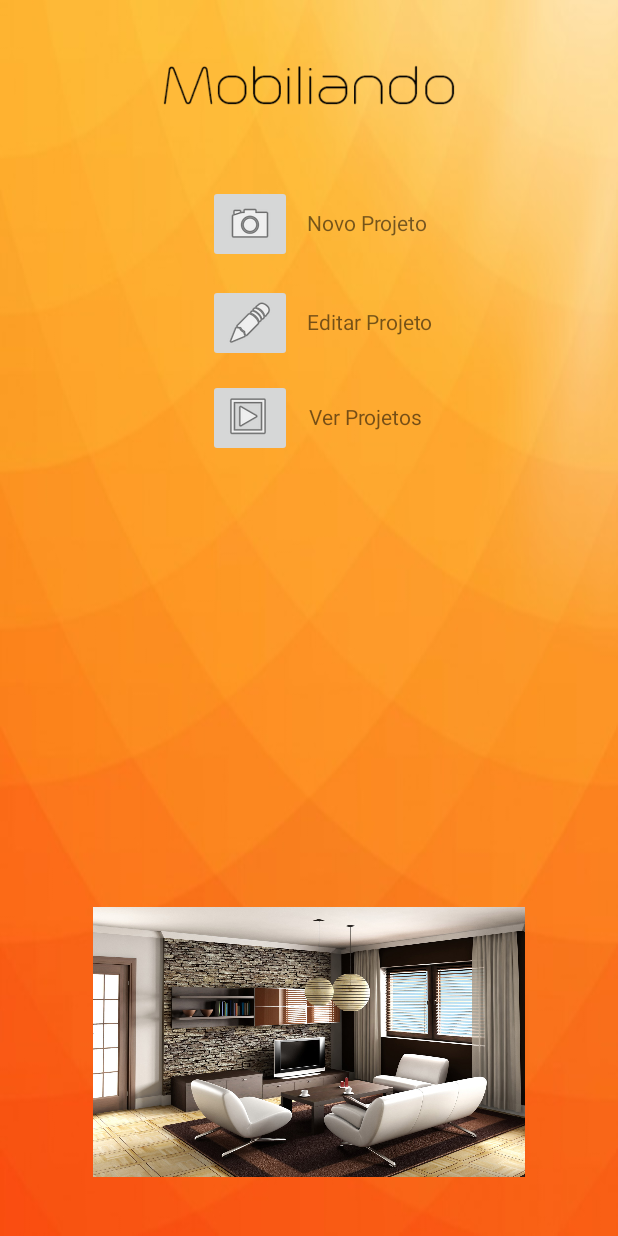
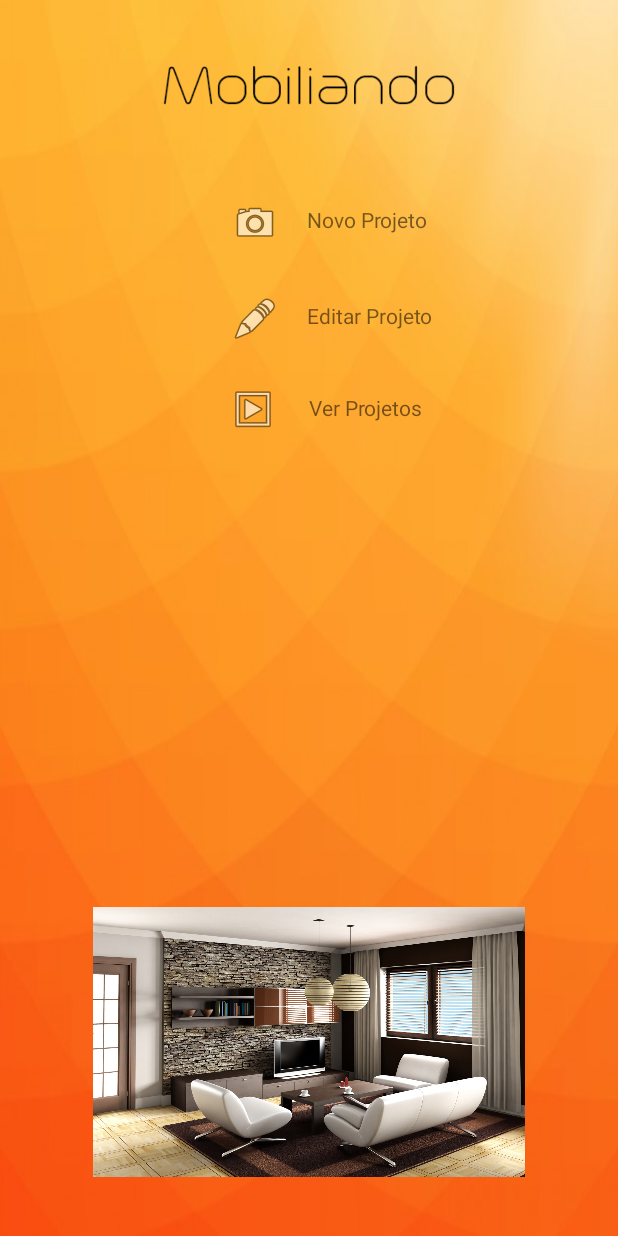
Before and after one commit to lfweigel/app_embarcados, an Android app: the screen it shows after launch (MainMenuActivity), on a phone screen of 412 x 824 dp. Run offline under Robolectric (Android 15) with nearby library versions, the phone set to English and light mode, and no system bars.

Commit message:
mainmenu layout

```diff
--- a/app/src/main/res/layout/activity_mainmenu.xml
+++ b/app/src/main/res/layout/activity_mainmenu.xml
@@ -59,29 +59,31 @@
         android:layout_marginBottom="17dp" />
 
     <ImageButton
-        android:layout_width="wrap_content"
-        android:layout_height="wrap_content"
+        android:layout_width="50dp"
+        android:layout_height="50dp"
         app:srcCompat="@android:drawable/ic_menu_edit"
         android:id="@+id/editButton"
         android:onClick="editProject"
         android:layout_marginTop="14dp"
         android:layout_below="@+id/cameraButton"
         android:layout_alignLeft="@+id/cameraButton"
-        android:layout_alignStart="@+id/cameraButton" />
+        android:layout_alignStart="@+id/cameraButton"
+        android:background="@null"/>
 
     <ImageButton
-        android:layout_width="wrap_content"
-        android:layout_height="wrap_content"
+        android:layout_width="50dp"
+        android:layout_height="50dp"
         app:srcCompat="@android:drawable/ic_menu_slideshow"
         android:id="@+id/slideshowButton"
         android:layout_marginTop="11dp"
         android:layout_below="@+id/editButton"
         android:layout_alignLeft="@+id/editButton"
-        android:layout_alignStart="@+id/editButton" />
+        android:layout_alignStart="@+id/editButton"
+        android:background="@null"/>
 
     <ImageButton
-        android:layout_width="wrap_content"
-        android:layout_height="wrap_content"
+        android:layout_width="50dp"
+        android:layout_height="50dp"
         app:srcCompat="@android:drawable/ic_menu_camera"
         android:id="@+id/cameraButton"
         android:onClick="newProject"
@@ -90,6 +92,7 @@
         android:layout_marginEnd="10dp"
         android:layout_below="@+id/imageView5"
         android:layout_toLeftOf="@+id/textView6"
-        android:layout_toStartOf="@+id/textView6" />
+        android:layout_toStartOf="@+id/textView6"
+        android:background="@null"/>
 
 </RelativeLayout>
```
